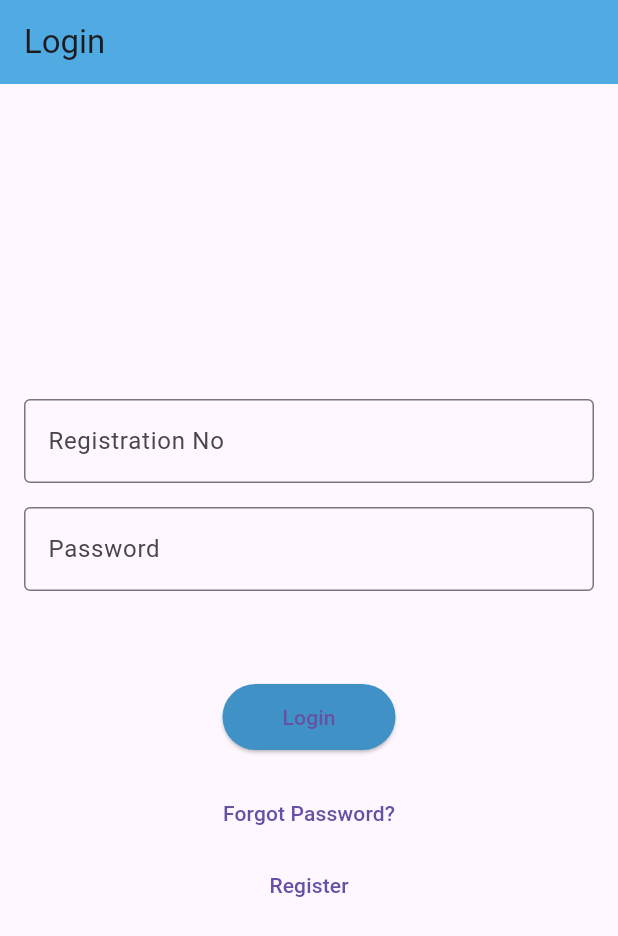
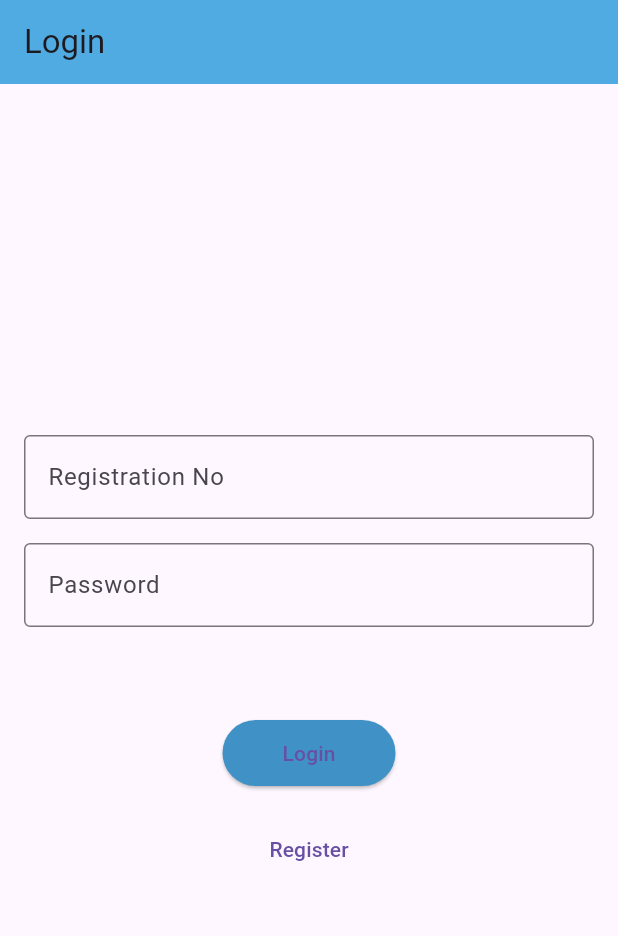
Before and after one commit to pubudu2003060/SENG-22212-Group-Project, a Flutter app: the screen it shows after launch, on a phone screen of 412 x 824 dp. Shown: the top 936 px of the screen. Run offline on Flutter 3.47's test engine with Material 3 defaults, Android fonts, the phone set to English and light mode, and no system bars.

Commit message:
Modify login page

```diff
--- a/mobile_app/lib/login.dart
+++ b/mobile_app/lib/login.dart
@@ -59,12 +59,7 @@ class LoginScreen extends StatelessWidget {
             ),
 
             SizedBox(height: 16.0),
-            TextButton(
-              onPressed: () {
-                print('Forgot Password Clicked');
-              },
-              child: Text('Forgot Password?'),
-            ),
+
             TextButton(
               onPressed: () {
                 Navigator.pushNamed(context, '/register');
```
